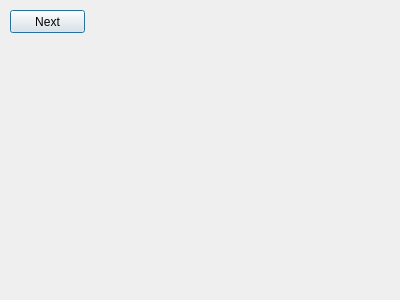
This is Source Code/TJ's Code/cosmetic.ui in srohr/CEAMS as Qt 5 draws it before an edit. The edited form follows.
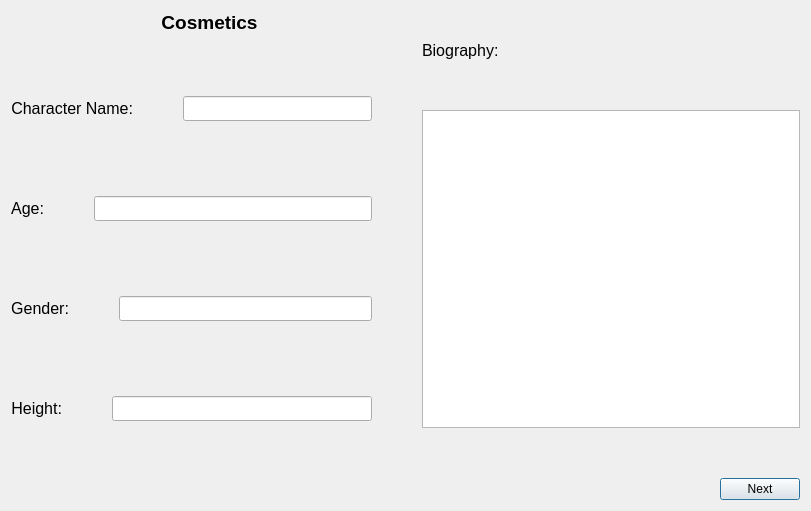
This is the edited form.

```diff
--- a/Source Code/TJ's Code/cosmetic.ui
+++ b/Source Code/TJ's Code/cosmetic.ui
@@ -6,26 +6,315 @@
    <rect>
     <x>0</x>
     <y>0</y>
-    <width>400</width>
-    <height>300</height>
+    <width>811</width>
+    <height>511</height>
    </rect>
   </property>
   <property name="windowTitle">
    <string>Dialog</string>
   </property>
-  <widget class="QPushButton" name="Next">
-   <property name="geometry">
-    <rect>
-     <x>10</x>
-     <y>10</y>
-     <width>75</width>
-     <height>23</height>
-    </rect>
-   </property>
-   <property name="text">
-    <string>Next</string>
-   </property>
-  </widget>
+  <layout class="QVBoxLayout" name="verticalLayout_5">
+   <item>
+    <layout class="QVBoxLayout" name="verticalLayout_4">
+     <item>
+      <layout class="QHBoxLayout" name="horizontalLayout_8">
+       <property name="leftMargin">
+        <number>150</number>
+       </property>
+       <item>
+        <widget class="QLabel" name="CosmeticsTitle">
+         <property name="maximumSize">
+          <size>
+           <width>100</width>
+           <height>30</height>
+          </size>
+         </property>
+         <property name="font">
+          <font>
+           <pointsize>14</pointsize>
+           <weight>75</weight>
+           <bold>true</bold>
+          </font>
+         </property>
+         <property name="text">
+          <string>Cosmetics</string>
+         </property>
+         <property name="alignment">
+          <set>Qt::AlignCenter</set>
+         </property>
+        </widget>
+       </item>
+       <item>
+        <spacer name="horizontalSpacer_3">
+         <property name="orientation">
+          <enum>Qt::Horizontal</enum>
+         </property>
+         <property name="sizeHint" stdset="0">
+          <size>
+           <width>378</width>
+           <height>20</height>
+          </size>
+         </property>
+        </spacer>
+       </item>
+      </layout>
+     </item>
+     <item>
+      <layout class="QHBoxLayout" name="horizontalLayout_7">
+       <property name="spacing">
+        <number>50</number>
+       </property>
+       <item>
+        <layout class="QVBoxLayout" name="verticalLayout_2">
+         <property name="spacing">
+          <number>50</number>
+         </property>
+         <property name="topMargin">
+          <number>31</number>
+         </property>
+         <item>
+          <layout class="QHBoxLayout" name="horizontalLayout_5">
+           <item>
+            <widget class="QLabel" name="CharacterName">
+             <property name="maximumSize">
+              <size>
+               <width>125</width>
+               <height>25</height>
+              </size>
+             </property>
+             <property name="font">
+              <font>
+               <pointsize>12</pointsize>
+              </font>
+             </property>
+             <property name="text">
+              <string>Character Name:</string>
+             </property>
+             <property name="alignment">
+              <set>Qt::AlignRight|Qt::AlignTrailing|Qt::AlignVCenter</set>
+             </property>
+            </widget>
+           </item>
+           <item>
+            <widget class="QLineEdit" name="lineEdit_2">
+             <property name="maximumSize">
+              <size>
+               <width>300</width>
+               <height>25</height>
+              </size>
+             </property>
+            </widget>
+           </item>
+          </layout>
+         </item>
+         <item>
+          <layout class="QHBoxLayout" name="horizontalLayout_2">
+           <item>
+            <widget class="QLabel" name="Age">
+             <property name="maximumSize">
+              <size>
+               <width>125</width>
+               <height>25</height>
+              </size>
+             </property>
+             <property name="font">
+              <font>
+               <pointsize>12</pointsize>
+              </font>
+             </property>
+             <property name="text">
+              <string>Age:</string>
+             </property>
+             <property name="alignment">
+              <set>Qt::AlignRight|Qt::AlignTrailing|Qt::AlignVCenter</set>
+             </property>
+            </widget>
+           </item>
+           <item>
+            <widget class="QLineEdit" name="lineEdit">
+             <property name="maximumSize">
+              <size>
+               <width>300</width>
+               <height>25</height>
+              </size>
+             </property>
+            </widget>
+           </item>
+          </layout>
+         </item>
+         <item>
+          <layout class="QHBoxLayout" name="horizontalLayout_4">
+           <item>
+            <widget class="QLabel" name="Gender">
+             <property name="maximumSize">
+              <size>
+               <width>125</width>
+               <height>25</height>
+              </size>
+             </property>
+             <property name="font">
+              <font>
+               <pointsize>12</pointsize>
+              </font>
+             </property>
+             <property name="text">
+              <string>Gender:</string>
+             </property>
+             <property name="alignment">
+              <set>Qt::AlignRight|Qt::AlignTrailing|Qt::AlignVCenter</set>
+             </property>
+            </widget>
+           </item>
+           <item>
+            <widget class="QLineEdit" name="lineEdit_3">
+             <property name="maximumSize">
+              <size>
+               <width>300</width>
+               <height>25</height>
+              </size>
+             </property>
+            </widget>
+           </item>
+          </layout>
+         </item>
+         <item>
+          <layout class="QHBoxLayout" name="horizontalLayout_3">
+           <item>
+            <widget class="QLabel" name="Height">
+             <property name="maximumSize">
+              <size>
+               <width>125</width>
+               <height>25</height>
+              </size>
+             </property>
+             <property name="font">
+              <font>
+               <pointsize>12</pointsize>
+              </font>
+             </property>
+             <property name="text">
+              <string>Height:</string>
+             </property>
+             <property name="alignment">
+              <set>Qt::AlignRight|Qt::AlignTrailing|Qt::AlignVCenter</set>
+             </property>
+            </widget>
+           </item>
+           <item>
+            <widget class="QLineEdit" name="lineEdit_4">
+             <property name="maximumSize">
+              <size>
+               <width>300</width>
+               <height>25</height>
+              </size>
+             </property>
+            </widget>
+           </item>
+          </layout>
+         </item>
+         <item>
+          <spacer name="verticalSpacer">
+           <property name="orientation">
+            <enum>Qt::Vertical</enum>
+           </property>
+           <property name="sizeType">
+            <enum>QSizePolicy::Minimum</enum>
+           </property>
+           <property name="sizeHint" stdset="0">
+            <size>
+             <width>20</width>
+             <height>50</height>
+            </size>
+           </property>
+          </spacer>
+         </item>
+        </layout>
+       </item>
+       <item>
+        <layout class="QVBoxLayout" name="verticalLayout_3">
+         <item>
+          <layout class="QVBoxLayout" name="verticalLayout">
+           <item>
+            <layout class="QHBoxLayout" name="horizontalLayout">
+             <item>
+              <widget class="QLabel" name="Biography">
+               <property name="maximumSize">
+                <size>
+                 <width>125</width>
+                 <height>25</height>
+                </size>
+               </property>
+               <property name="font">
+                <font>
+                 <pointsize>12</pointsize>
+                </font>
+               </property>
+               <property name="text">
+                <string>Biography:</string>
+               </property>
+               <property name="alignment">
+                <set>Qt::AlignLeading|Qt::AlignLeft|Qt::AlignVCenter</set>
+               </property>
+              </widget>
+             </item>
+             <item>
+              <spacer name="horizontalSpacer">
+               <property name="orientation">
+                <enum>Qt::Horizontal</enum>
+               </property>
+               <property name="sizeHint" stdset="0">
+                <size>
+                 <width>128</width>
+                 <height>20</height>
+                </size>
+               </property>
+              </spacer>
+             </item>
+            </layout>
+           </item>
+           <item>
+            <widget class="QPlainTextEdit" name="plainTextEdit">
+             <property name="minimumSize">
+              <size>
+               <width>300</width>
+               <height>300</height>
+              </size>
+             </property>
+            </widget>
+           </item>
+          </layout>
+         </item>
+         <item>
+          <layout class="QHBoxLayout" name="horizontalLayout_6">
+           <item>
+            <spacer name="horizontalSpacer_2">
+             <property name="orientation">
+              <enum>Qt::Horizontal</enum>
+             </property>
+             <property name="sizeHint" stdset="0">
+              <size>
+               <width>298</width>
+               <height>20</height>
+              </size>
+             </property>
+            </spacer>
+           </item>
+           <item>
+            <widget class="QPushButton" name="Next">
+             <property name="text">
+              <string>Next</string>
+             </property>
+            </widget>
+           </item>
+          </layout>
+         </item>
+        </layout>
+       </item>
+      </layout>
+     </item>
+    </layout>
+   </item>
+  </layout>
  </widget>
  <resources/>
  <connections/>
```
